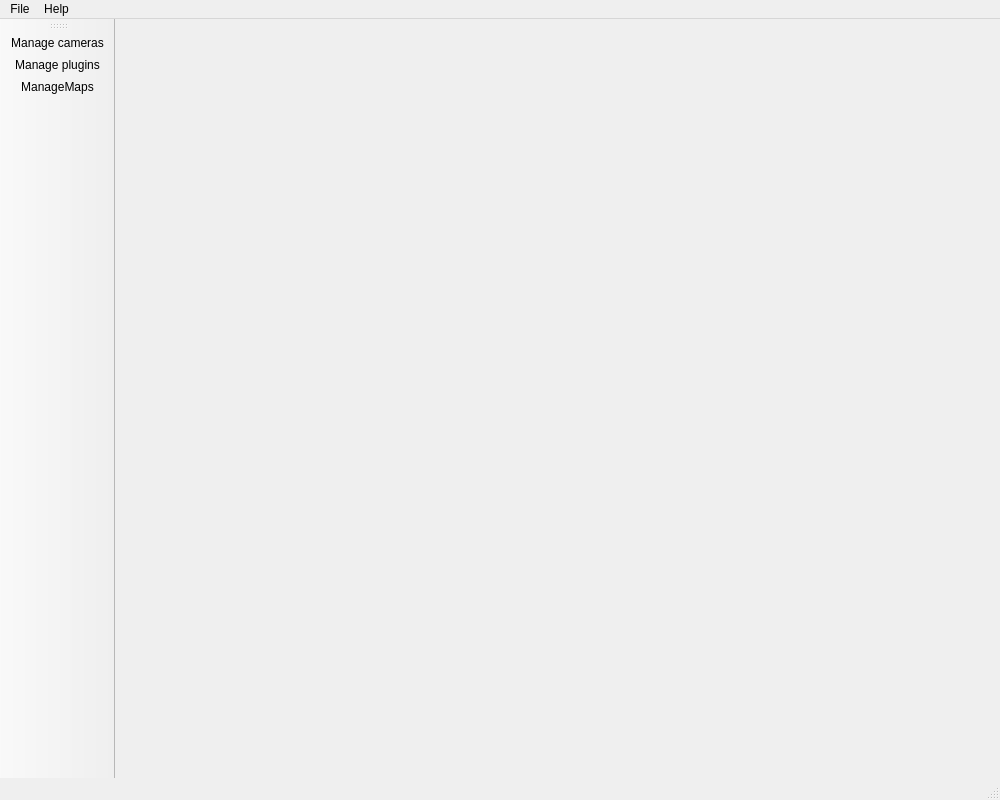
cgogn/CGoGN, file SCHNApps/forms/window.ui: the form before one commit.
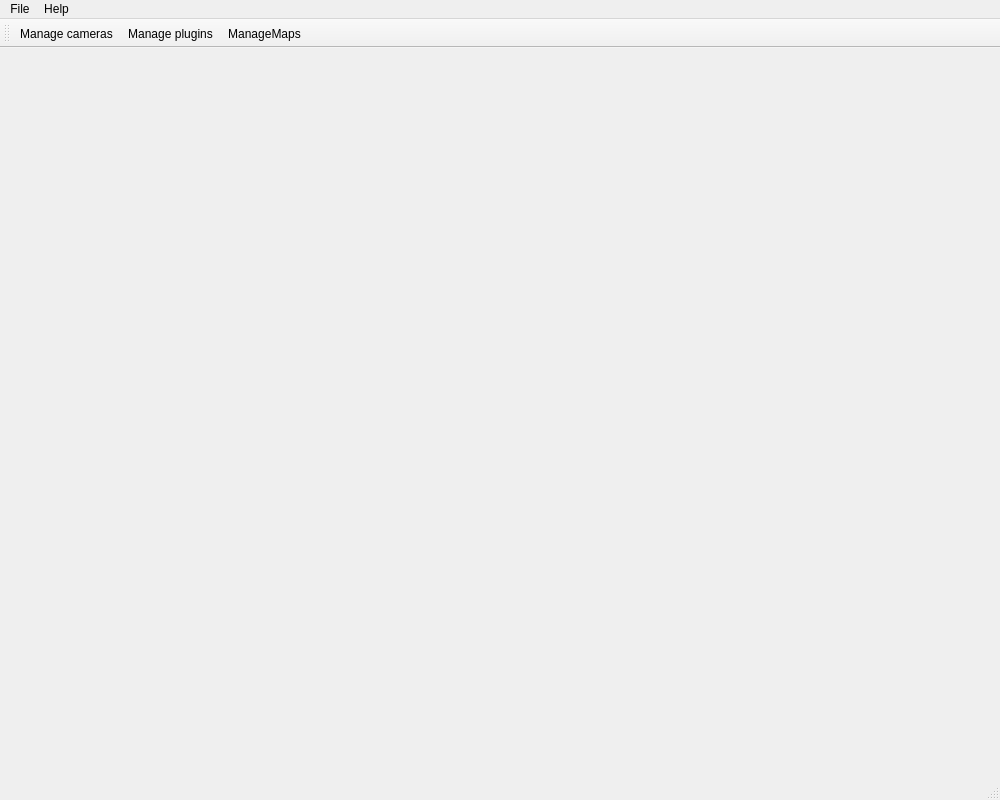
The form after the commit. Icons and pictures are not drawn.

What changed in the file:
```diff
--- a/SCHNApps/forms/window.ui
+++ b/SCHNApps/forms/window.ui
@@ -52,7 +52,7 @@
     <string>toolBar</string>
    </property>
    <attribute name="toolBarArea">
-    <enum>LeftToolBarArea</enum>
+    <enum>TopToolBarArea</enum>
    </attribute>
    <attribute name="toolBarBreak">
     <bool>false</bool>
```
